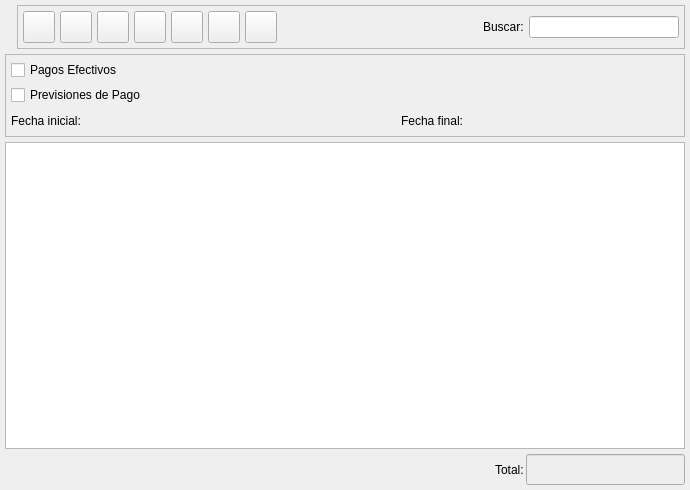
Old version of the form bulmages/bulmafact/src/pagoslistbase.ui in the repository eboladev/Bulmages-1.
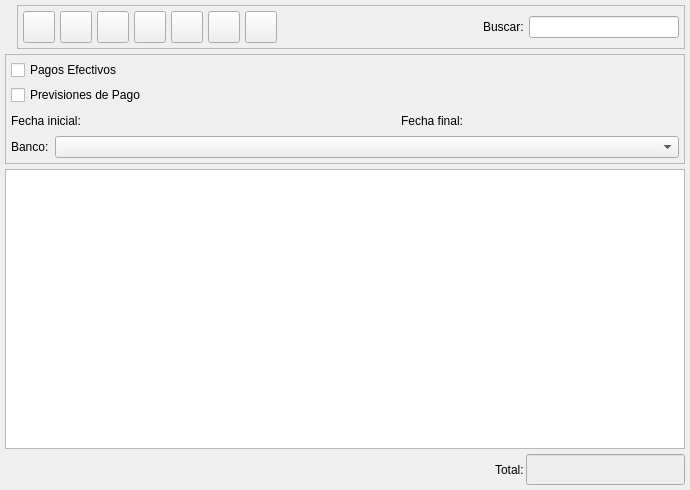
New version of the form. Icons and pictures are not drawn. Custom widgets are drawn as their Qt base class.

Commit message: Agrego el campo de banco a las fichas de cobro y pago. Modifico los listados de cobros i pagos para que presenten el campo de banco en filtrado y en listado. Con este commit he vuelto a modificar la base de datos, no os ovideis de aplicar el parche para que la cosa funcione.

Patch:
```diff
--- a/bulmages/bulmafact/src/pagoslistbase.ui
+++ b/bulmages/bulmafact/src/pagoslistbase.ui
@@ -529,6 +529,37 @@
         </item>
        </layout>
       </item>
+      <item>
+       <layout class="QHBoxLayout" >
+        <property name="margin" >
+         <number>0</number>
+        </property>
+        <property name="spacing" >
+         <number>6</number>
+        </property>
+        <item>
+         <widget class="QLabel" name="textLabel1_5" >
+          <property name="sizePolicy" >
+           <sizepolicy>
+            <hsizetype>0</hsizetype>
+            <vsizetype>5</vsizetype>
+            <horstretch>0</horstretch>
+            <verstretch>0</verstretch>
+           </sizepolicy>
+          </property>
+          <property name="text" >
+           <string>Banco:</string>
+          </property>
+          <property name="buddy" >
+           <cstring>mui_idbanco</cstring>
+          </property>
+         </widget>
+        </item>
+        <item>
+         <widget class="BusquedaBanco" name="mui_idbanco" />
+        </item>
+       </layout>
+      </item>
      </layout>
     </widget>
    </item>
@@ -647,21 +678,26 @@
  </widget>
  <layoutdefault spacing="2" margin="2" />
  <customwidgets>
+  <customwidget>
+   <class>BusquedaFecha</class>
+   <extends>QWidget</extends>
+   <header>../../../bulmalib/busquedafecha.h</header>
+  </customwidget>
   <customwidget>
    <class>BusquedaProveedor</class>
    <extends>QWidget</extends>
    <header>busquedaproveedor.h</header>
   </customwidget>
+  <customwidget>
+   <class>BusquedaBanco</class>
+   <extends>QComboBox</extends>
+   <header>busquedabanco.h</header>
+  </customwidget>
   <customwidget>
    <class>PagosListSubForm</class>
    <extends>QTableWidget</extends>
    <header>pagoslist.h</header>
   </customwidget>
-  <customwidget>
-   <class>BusquedaFecha</class>
-   <extends>QWidget</extends>
-   <header>../../../bulmalib/busquedafecha.h</header>
-  </customwidget>
  </customwidgets>
  <resources>
   <include location="../../bulmages.qrc" />
```
The commit also changes 22 other files.
